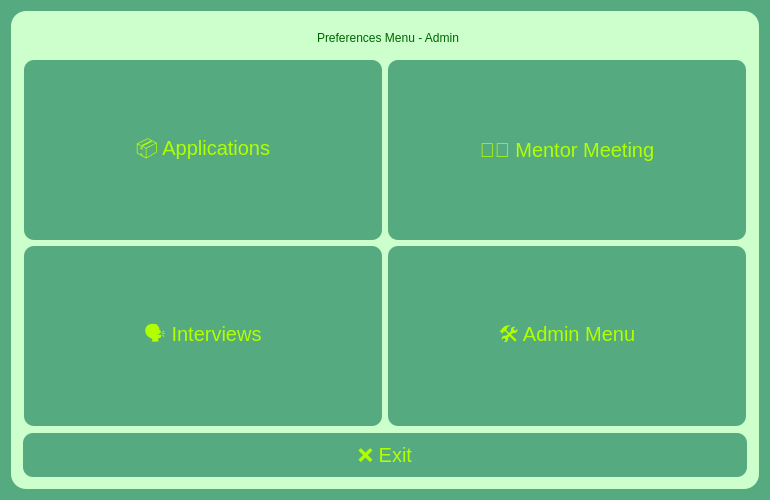
Qt form ui/preferences_admin.ui (KursaDSc/Python-Module-Week7) before a commit.
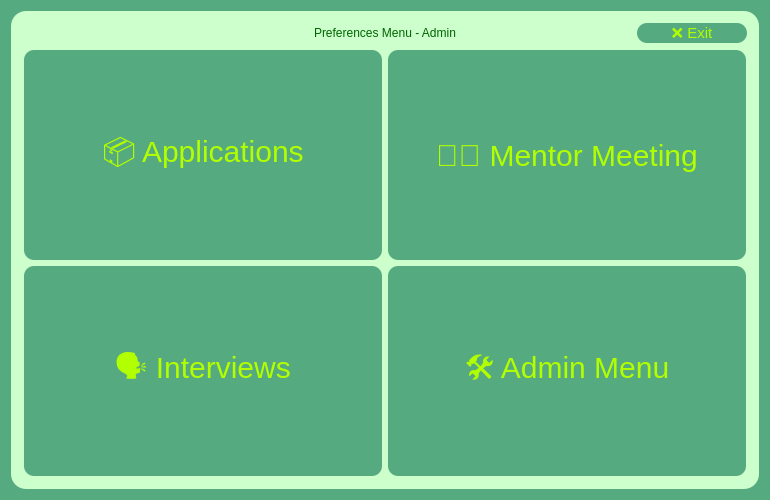
The same form after that commit. Icons and pictures are not drawn.

Diff of the .ui file:
```diff
--- a/ui/preferences_admin.ui
+++ b/ui/preferences_admin.ui
@@ -100,20 +100,21 @@
          </widget>
         </item>
         <item>
-         <spacer name="horizontalSpacer">
-          <property name="orientation">
-           <enum>Qt::Horizontal</enum>
-          </property>
-          <property name="sizeType">
-           <enum>QSizePolicy::Fixed</enum>
-          </property>
-          <property name="sizeHint" stdset="0">
+         <widget class="QPushButton" name="btn_exit">
+          <property name="maximumSize">
            <size>
             <width>110</width>
             <height>30</height>
            </size>
           </property>
-         </spacer>
+          <property name="styleSheet">
+           <string notr="true">font-size: 15px;
+padding: 0px;</string>
+          </property>
+          <property name="text">
+           <string>❌ Exit</string>
+          </property>
+         </widget>
         </item>
        </layout>
       </item>
@@ -152,7 +153,7 @@
            </size>
           </property>
           <property name="styleSheet">
-           <string notr="true"/>
+           <string notr="true">font-size: 30px;</string>
           </property>
           <property name="text">
            <string>🛠️ Admin Menu</string>
@@ -180,7 +181,7 @@
            </size>
           </property>
           <property name="styleSheet">
-           <string notr="true"/>
+           <string notr="true">font-size: 30px;</string>
           </property>
           <property name="text">
            <string>👩‍🏫 Mentor Meeting</string>
@@ -213,7 +214,7 @@
            </font>
           </property>
           <property name="styleSheet">
-           <string notr="true"/>
+           <string notr="true">font-size: 30px;</string>
           </property>
           <property name="text">
            <string>📦 Applications</string>
@@ -241,7 +242,7 @@
            </size>
           </property>
           <property name="styleSheet">
-           <string notr="true"/>
+           <string notr="true">font-size: 30px;</string>
           </property>
           <property name="text">
            <string>🗣️ Interviews</string>
@@ -251,24 +252,7 @@
        </layout>
       </item>
       <item>
-       <layout class="QHBoxLayout" name="horizontalLayout">
-        <item>
-         <widget class="QPushButton" name="btn_exit">
-          <property name="maximumSize">
-           <size>
-            <width>16777215</width>
-            <height>70</height>
-           </size>
-          </property>
-          <property name="styleSheet">
-           <string notr="true"/>
-          </property>
-          <property name="text">
-           <string>❌ Exit</string>
-          </property>
-         </widget>
-        </item>
-       </layout>
+       <layout class="QHBoxLayout" name="horizontalLayout"/>
       </item>
      </layout>
     </widget>
```
Left out of the diff: 4 changed lines with no effect on the pictures.
